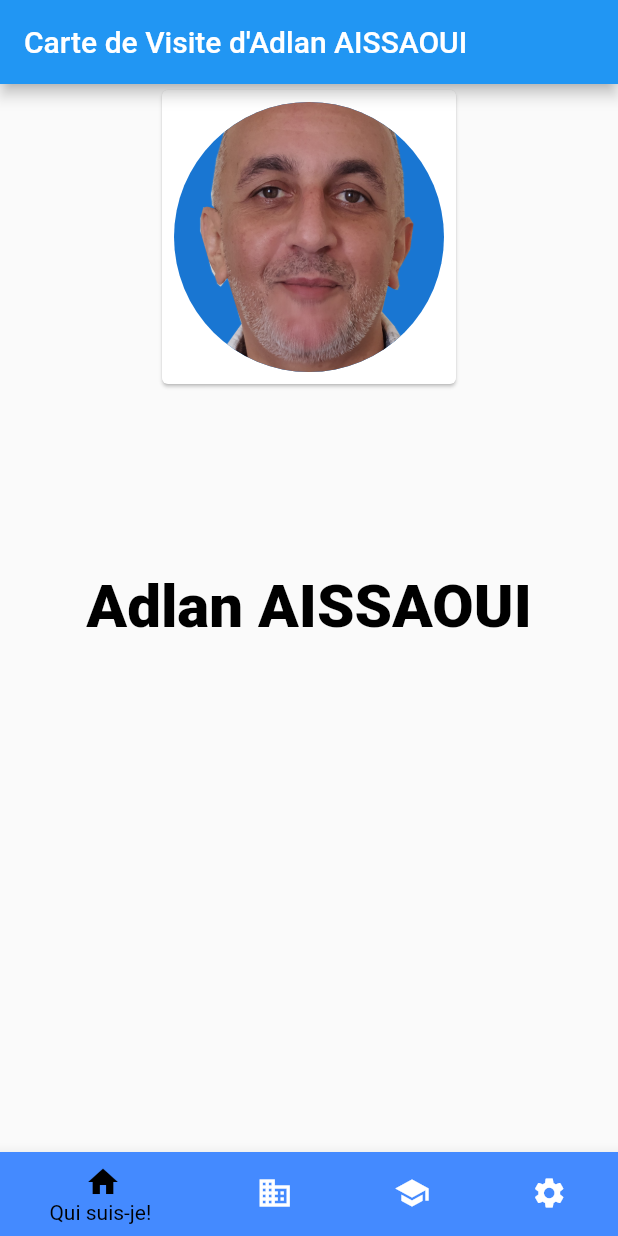
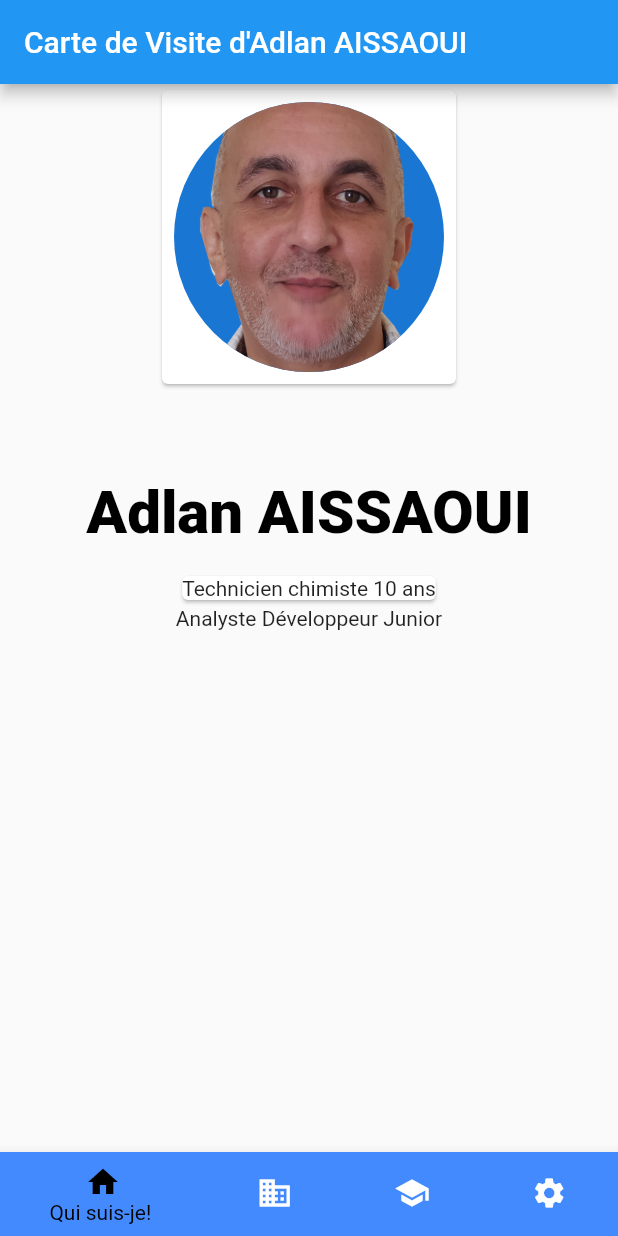
Before and after one commit to aldebarane1/carteVisite, a Flutter app: the screen it shows after launch, on a phone screen of 412 x 824 dp. Run offline on Flutter 3.47's test engine with Material 2 defaults, Android fonts, the phone set to English and light mode, and no system bars.

Commit message:
box container card

```diff
--- a/lib/main.dart
+++ b/lib/main.dart
@@ -57,12 +57,16 @@ class _MyStatefulWidgetState extends State<MyStatefulWidget> {
         Text(
           'Adlan AISSAOUI',
           style: TextStyle(
-            height: 5,
+            height: 3,
             color: Colors.black,
             fontWeight: FontWeight.w900,
             fontSize: 40,
           ),
         ),
+        Card(
+          child: Text('Technicien chimiste 10 ans'),
+        ),
+        Text('Analyste Développeur Junior')
       ],
     ),
     Padding(
```
